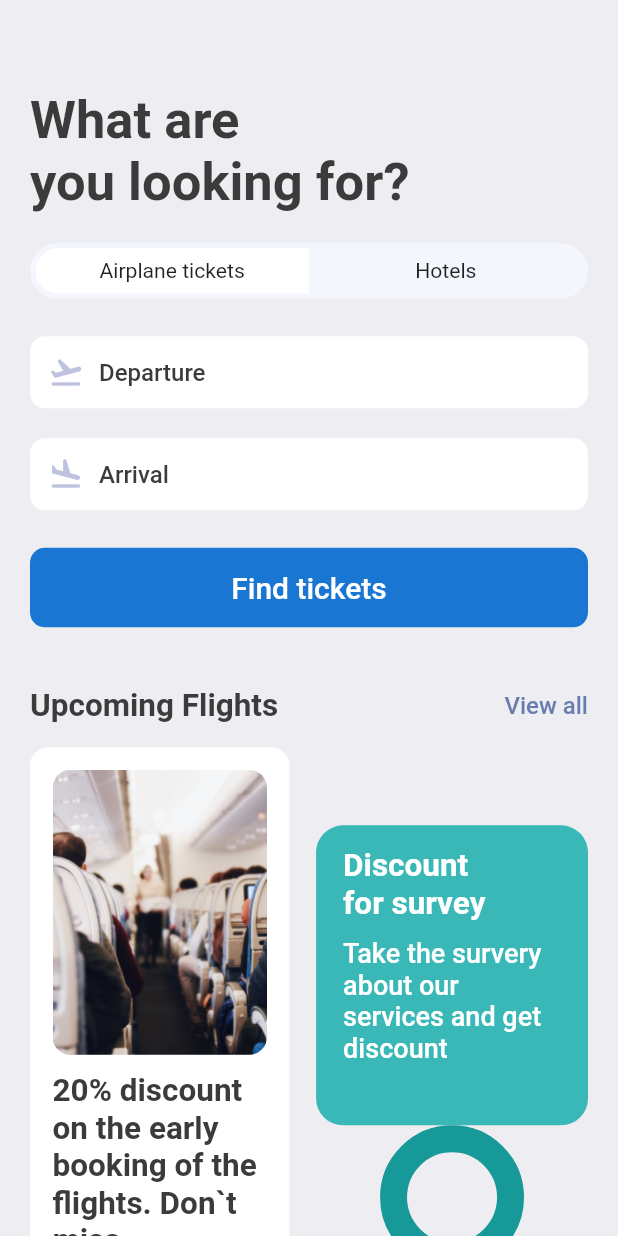
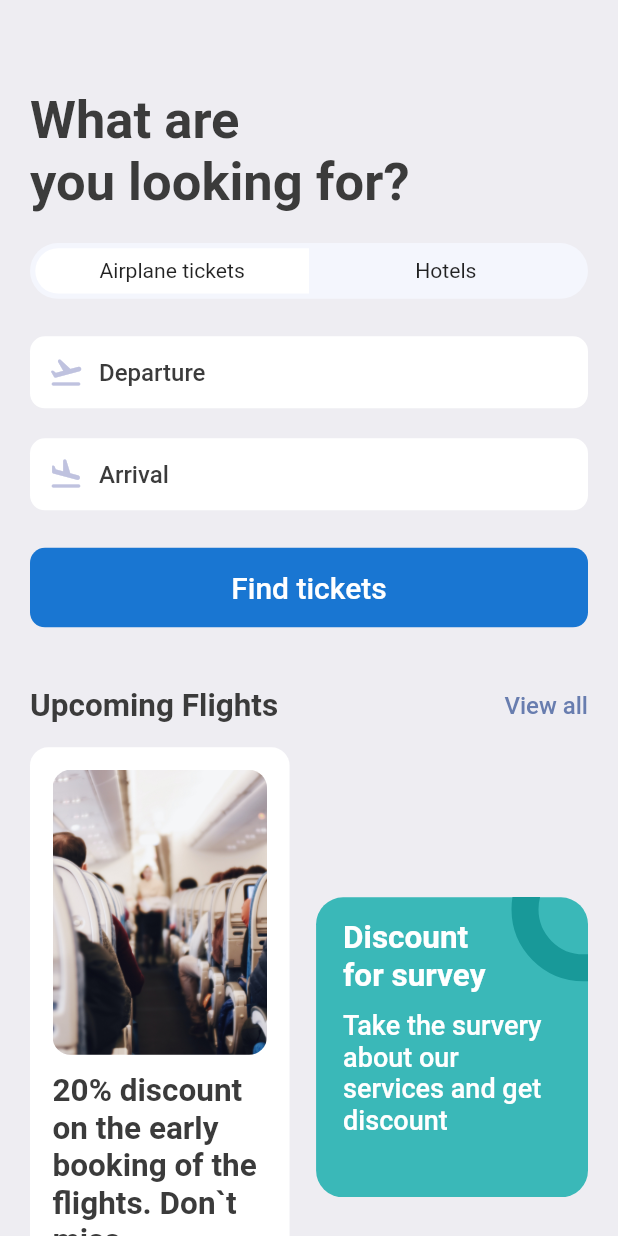
Before and after one commit to gnulitskaya/tickets-booking--app, a Flutter app: the SearchScreen screen opened directly, on a phone screen of 412 x 824 dp. Run offline on Flutter 3.47's test engine with Material 2 defaults, Android fonts, the phone set to English and light mode, and no system bars; our stand-ins replace fluentui_icons, gap, get.

Commit message:
add stack widget

```diff
--- a/lib/screens/search_screen.dart
+++ b/lib/screens/search_screen.dart
@@ -121,6 +121,8 @@ class SearchScreen extends StatelessWidget {
               ),
               Column(
                 children: [
+                  Stack(
+                    children: [
                       Container(
                         width: size.width * 0.44,
                         height: AppLayout.getHeight(200),
@@ -150,7 +152,10 @@ class SearchScreen extends StatelessWidget {
                               ),
                             ]),
                       ),
-                  Container(
+                      Positioned(
+                        right: -45,
+                        top: -40,
+                        child: Container(
                           padding: EdgeInsets.all(AppLayout.getHeight(30)),
                           decoration: BoxDecoration(
                               shape: BoxShape.circle,
@@ -159,6 +164,9 @@ class SearchScreen extends StatelessWidget {
                                 color: Color(0xFF189999),
                               ),
                               color: Colors.transparent),
+                        ),
+                      )
+                    ],
                   )
                 ],
               )
```
Lines whose indentation alone changed are shown as unchanged.
